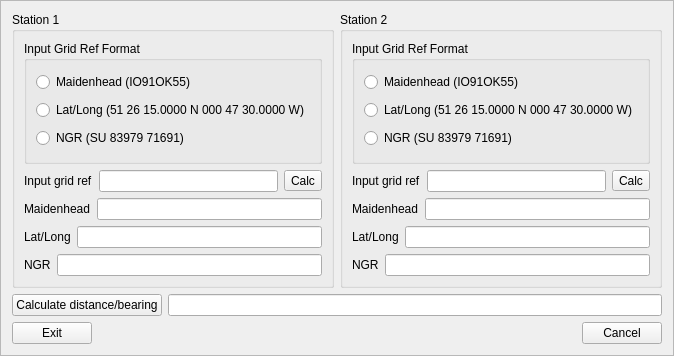
Qt form mqt/MqtLogger/LocCalcFrame.ui (Rsclub22/Minos2-Mirror) before a commit.
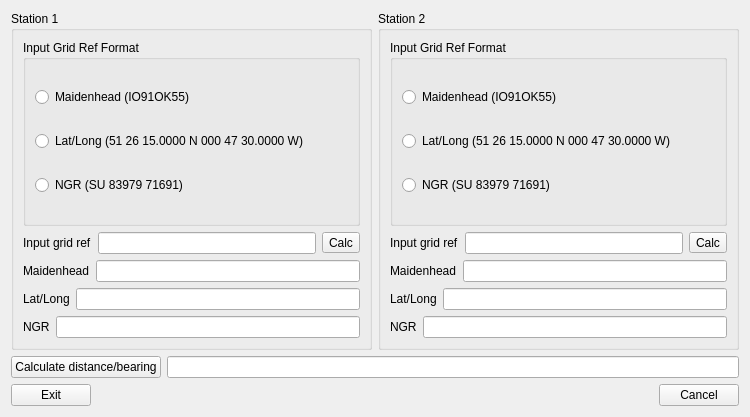
The same form after that commit.

Commit message: Remove lots of frame lines

What changed in the file:
```diff
--- a/mqt/MqtLogger/LocCalcFrame.ui
+++ b/mqt/MqtLogger/LocCalcFrame.ui
@@ -6,18 +6,15 @@
    <rect>
     <x>0</x>
     <y>0</y>
-    <width>632</width>
-    <height>356</height>
+    <width>750</width>
+    <height>417</height>
    </rect>
   </property>
   <property name="windowTitle">
    <string/>
   </property>
-  <property name="frameShape">
-   <enum>QFrame::StyledPanel</enum>
-  </property>
   <property name="frameShadow">
-   <enum>QFrame::Raised</enum>
+   <enum>QFrame::Plain</enum>
   </property>
   <layout class="QVBoxLayout" name="verticalLayout_5">
    <item>
```
Left out of the diff: 2 changed lines with no effect on the pictures. The commit also changes 17 other files.
